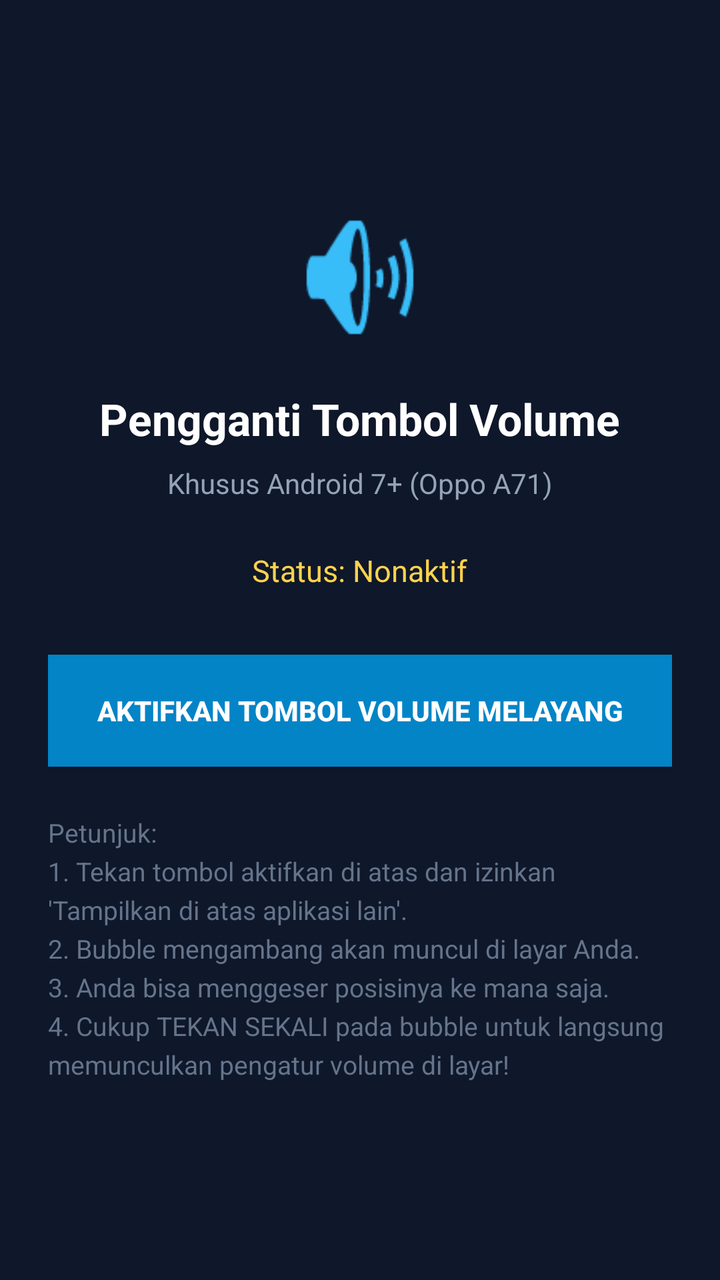
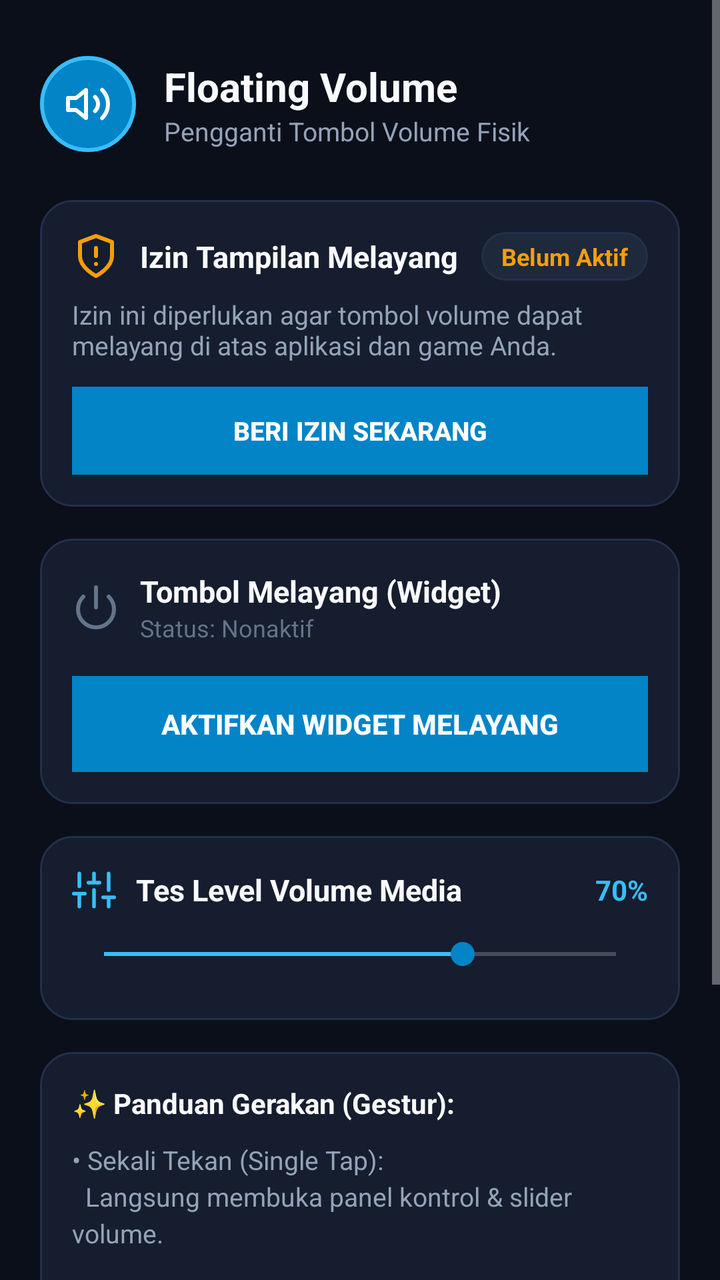

Screens rendered from an Android XML layout before and after an edit, with the pre-edit source and the edit as a unified diff.
<!-- AndroidManifest.xml: application theme Theme.AppCompat.NoActionBar -->
<!-- res/layout/activity_main.xml -->
<?xml version="1.0" encoding="utf-8"?>
<LinearLayout xmlns:android="http://schemas.android.com/apk/res/android"
    android:layout_width="match_parent"
    android:layout_height="match_parent"
    android:orientation="vertical"
    android:gravity="center"
    android:padding="24dp"
    android:background="#0F172A">

    <ImageView
        android:layout_width="80dp"
        android:layout_height="80dp"
        android:src="@android:drawable/ic_lock_silent_mode_off"
        android:tint="#38BDF8"
        android:layout_marginBottom="16dp"
        android:contentDescription="Volume Logo" />

    <TextView
        android:layout_width="wrap_content"
        android:layout_height="wrap_content"
        android:text="Pengganti Tombol Volume"
        android:textColor="#FFFFFF"
        android:textSize="22sp"
        android:textStyle="bold"
        android:layout_marginBottom="8dp" />

    <TextView
        android:layout_width="wrap_content"
        android:layout_height="wrap_content"
        android:text="Khusus Android 7+ (Oppo A71)"
        android:textColor="#94A3B8"
        android:textSize="14sp"
        android:layout_marginBottom="24dp" />

    <TextView
        android:id="@+id/tv_status"
        android:layout_width="wrap_content"
        android:layout_height="wrap_content"
        android:text="Status: Nonaktif"
        android:textColor="#FCD34D"
        android:textSize="15sp"
        android:layout_marginBottom="32dp" />

    <Button
        android:id="@+id/btn_toggle"
        android:layout_width="match_parent"
        android:layout_height="56dp"
        android:text="Aktifkan Tombol Volume Melayang"
        android:textColor="#FFFFFF"
        android:textStyle="bold"
        android:background="#0284C7"
        android:layout_marginBottom="24dp" />

    <TextView
        android:layout_width="match_parent"
        android:layout_height="wrap_content"
        android:text="Petunjuk:\n1. Tekan tombol aktifkan di atas dan izinkan 'Tampilkan di atas aplikasi lain'.\n2. Bubble mengambang akan muncul di layar Anda.\n3. Anda bisa menggeser posisinya ke mana saja.\n4. Cukup TEKAN SEKALI pada bubble untuk langsung memunculkan pengatur volume di layar!"
        android:textColor="#64748B"
        android:textSize="13sp"
        android:lineSpacingExtra="4dp" />

</LinearLayout>
<!-- resources referenced by this layout -->
<resources>

</resources>

<!-- the commit's change to res/layout/activity_main.xml (unified diff, before → after) -->
@@ -1,62 +1,270 @@
 <?xml version="1.0" encoding="utf-8"?>
-<LinearLayout xmlns:android="http://schemas.android.com/apk/res/android"
+<ScrollView xmlns:android="http://schemas.android.com/apk/res/android"
     android:layout_width="match_parent"
     android:layout_height="match_parent"
-    android:orientation="vertical"
-    android:gravity="center"
-    android:padding="24dp"
-    android:background="#0F172A">
-
-    <ImageView
-        android:layout_width="80dp"
-        android:layout_height="80dp"
-        android:src="@android:drawable/ic_lock_silent_mode_off"
-        android:tint="#38BDF8"
-        android:layout_marginBottom="16dp"
-        android:contentDescription="Volume Logo" />
-
-    <TextView
-        android:layout_width="wrap_content"
-        android:layout_height="wrap_content"
-        android:text="Pengganti Tombol Volume"
-        android:textColor="#FFFFFF"
-        android:textSize="22sp"
-        android:textStyle="bold"
-        android:layout_marginBottom="8dp" />
-
-    <TextView
-        android:layout_width="wrap_content"
-        android:layout_height="wrap_content"
-        android:text="Khusus Android 7+ (Oppo A71)"
-        android:textColor="#94A3B8"
-        android:textSize="14sp"
-        android:layout_marginBottom="24dp" />
-
-    <TextView
-        android:id="@+id/tv_status"
-        android:layout_width="wrap_content"
-        android:layout_height="wrap_content"
-        android:text="Status: Nonaktif"
-        android:textColor="#FCD34D"
-        android:textSize="15sp"
-        android:layout_marginBottom="32dp" />
-
-    <Button
-        android:id="@+id/btn_toggle"
-        android:layout_width="match_parent"
-        android:layout_height="56dp"
-        android:text="Aktifkan Tombol Volume Melayang"
-        android:textColor="#FFFFFF"
-        android:textStyle="bold"
-        android:background="#0284C7"
-        android:layout_marginBottom="24dp" />
-
-    <TextView
+    android:background="@color/bg_main"
+    android:fillViewport="true">
+
+    <LinearLayout
         android:layout_width="match_parent"
         android:layout_height="wrap_content"
-        android:text="Petunjuk:\n1. Tekan tombol aktifkan di atas dan izinkan 'Tampilkan di atas aplikasi lain'.\n2. Bubble mengambang akan muncul di layar Anda.\n3. Anda bisa menggeser posisinya ke mana saja.\n4. Cukup TEKAN SEKALI pada bubble untuk langsung memunculkan pengatur volume di layar!"
-        android:textColor="#64748B"
-        android:textSize="13sp"
-        android:lineSpacingExtra="4dp" />
-
-</LinearLayout>
+        android:orientation="vertical"
+        android:padding="20dp">
+
+        
+        <LinearLayout
+            android:layout_width="match_parent"
+            android:layout_height="wrap_content"
+            android:orientation="horizontal"
+            android:gravity="center_vertical"
+            android:layout_marginTop="8dp"
+            android:layout_marginBottom="24dp">
+
+            <FrameLayout
+                android:layout_width="48dp"
+                android:layout_height="48dp"
+                android:background="@drawable/bg_bubble_glass">
+                <ImageView
+                    android:layout_width="24dp"
+                    android:layout_height="24dp"
+                    android:layout_gravity="center"
+                    android:src="@drawable/ic_lucide_volume_2"
+                    android:tint="#FFFFFF"
+                    android:contentDescription="Volume App" />
+            </FrameLayout>
+
+            <LinearLayout
+                android:layout_width="0dp"
+                android:layout_height="wrap_content"
+                android:layout_weight="1"
+                android:layout_marginStart="14dp"
+                android:orientation="vertical">
+
+                <TextView
+                    android:layout_width="wrap_content"
+                    android:layout_height="wrap_content"
+                    android:text="Floating Volume"
+                    android:textColor="@color/text_primary"
+                    android:textSize="20sp"
+                    android:textStyle="bold" />
+
+                <TextView
+                    android:layout_width="wrap_content"
+                    android:layout_height="wrap_content"
+                    android:text="Pengganti Tombol Volume Fisik"
+                    android:textColor="@color/text_secondary"
+                    android:textSize="13sp" />
+            </LinearLayout>
+        </LinearLayout>
+
+        
+        <LinearLayout
+            android:id="@+id/card_permission"
+            android:layout_width="match_parent"
+            android:layout_height="wrap_content"
+            android:background="@drawable/bg_card_surface"
+            android:orientation="vertical"
+            android:padding="16dp"
+            android:layout_marginBottom="16dp">
+
+            <LinearLayout
+                android:layout_width="match_parent"
+                android:layout_height="wrap_content"
+                android:orientation="horizontal"
+                android:gravity="center_vertical">
+
+                <ImageView
+                    android:id="@+id/icon_permission_status"
+                    android:layout_width="24dp"
+                    android:layout_height="24dp"
+                    android:src="@drawable/ic_lucide_shield_alert"
+                    android:contentDescription="Permission Icon" />
+
+                <TextView
+                    android:id="@+id/tv_permission_title"
+                    android:layout_width="0dp"
+                    android:layout_height="wrap_content"
+                    android:layout_weight="1"
+                    android:layout_marginStart="10dp"
+                    android:text="Izin Tampilan Melayang"
+                    android:textColor="@color/text_primary"
+                    android:textSize="15sp"
+                    android:textStyle="bold" />
+
+                <TextView
+                    android:id="@+id/badge_permission_status"
+                    android:layout_width="wrap_content"
+                    android:layout_height="wrap_content"
+                    android:background="@drawable/bg_status_badge"
+                    android:paddingStart="10dp"
+                    android:paddingEnd="10dp"
+                    android:paddingTop="4dp"
+                    android:paddingBottom="4dp"
+                    android:text="Belum Aktif"
+                    android:textColor="@color/warning"
+                    android:textSize="12sp"
+                    android:textStyle="bold" />
+            </LinearLayout>
+
+            <TextView
+                android:layout_width="match_parent"
+                android:layout_height="wrap_content"
+                android:layout_marginTop="8dp"
+                android:layout_marginBottom="12dp"
+                android:text="Izin ini diperlukan agar tombol volume dapat melayang di atas aplikasi dan game Anda."
+                android:textColor="@color/text_secondary"
+                android:textSize="13sp" />
+
+            <Button
+                android:id="@+id/btn_grant_permission"
+                android:layout_width="match_parent"
+                android:layout_height="44dp"
+                android:background="@color/primary"
+                android:text="Beri Izin Sekarang"
+                android:textColor="#FFFFFF"
+                android:textSize="13sp"
+                android:textStyle="bold" />
+        </LinearLayout>
+
+        
+        <LinearLayout
+            android:layout_width="match_parent"
+            android:layout_height="wrap_content"
+            android:background="@drawable/bg_card_surface"
+            android:orientation="vertical"
+            android:padding="16dp"
+            android:layout_marginBottom="16dp">
+
+            <LinearLayout
+                android:layout_width="match_parent"
+                android:layout_height="wrap_content"
+                android:orientation="horizontal"
+                android:gravity="center_vertical">
+
+                <ImageView
+                    android:id="@+id/icon_master_power"
+                    android:layout_width="24dp"
+                    android:layout_height="24dp"
+                    android:src="@drawable/ic_lucide_power"
+                    android:tint="@color/text_muted"
+                    android:contentDescription="Power Icon" />
+
+                <LinearLayout
+                    android:layout_width="0dp"
+                    android:layout_height="wrap_content"
+                    android:layout_weight="1"
+                    android:layout_marginStart="10dp"
+                    android:orientation="vertical">
+
+                    <TextView
+                        android:layout_width="wrap_content"
+                        android:layout_height="wrap_content"
+                        android:text="Tombol Melayang (Widget)"
+                        android:textColor="@color/text_primary"
+                        android:textSize="15sp"
+                        android:textStyle="bold" />
+
+                    <TextView
+                        android:id="@+id/tv_service_status_desc"
+                        android:layout_width="wrap_content"
+                        android:layout_height="wrap_content"
+                        android:text="Status: Nonaktif"
+                        android:textColor="@color/text_muted"
+                        android:textSize="12sp" />
+                </LinearLayout>
+            </LinearLayout>
+
+            <Button
+                android:id="@+id/btn_toggle_service"
+                android:layout_width="match_parent"
+                android:layout_height="48dp"
+                android:layout_marginTop="16dp"
+                android:background="@color/primary"
+                android:text="Aktifkan Widget Melayang"
+                android:textColor="#FFFFFF"
+                android:textSize="14sp"
+                android:textStyle="bold" />
+        </LinearLayout>
+
+        
+        <LinearLayout
+            android:layout_width="match_parent"
+            android:layout_height="wrap_content"
+            android:background="@drawable/bg_card_surface"
+            android:orientation="vertical"
+            android:padding="16dp"
+            android:layout_marginBottom="16dp">
+
+            <LinearLayout
+                android:layout_width="match_parent"
+                android:layout_height="wrap_content"
+                android:orientation="horizontal"
+                android:gravity="center_vertical"
+                android:layout_marginBottom="12dp">
+
+                <ImageView
+                    android:layout_width="22dp"
+                    android:layout_height="22dp"
+                    android:src="@drawable/ic_lucide_sliders"
+                    android:contentDescription="Tester Icon" />
+
+                <TextView
+                    android:layout_width="0dp"
+                    android:layout_height="wrap_content"
+                    android:layout_weight="1"
+                    android:layout_marginStart="10dp"
+                    android:text="Tes Level Volume Media"
+                    android:textColor="@color/text_primary"
+                    android:textSize="15sp"
+                    android:textStyle="bold" />
+
+                <TextView
+                    android:id="@+id/tv_test_volume_percent"
+                    android:layout_width="wrap_content"
+                    android:layout_height="wrap_content"
+                    android:text="70%"
+                    android:textColor="@color/primary_light"
+                    android:textSize="14sp"
+                    android:textStyle="bold" />
+            </LinearLayout>
+
+            <SeekBar
+                android:id="@+id/seekbar_test_volume"
+                android:layout_width="match_parent"
+                android:layout_height="wrap_content"
+                android:max="100"
+                android:progress="70"
+                android:progressTint="@color/primary_light"
+                android:thumbTint="@color/primary"
+                android:layout_marginBottom="8dp" />
+        </LinearLayout>
+
+        
+        <LinearLayout
+            android:layout_width="match_parent"
+            android:layout_height="wrap_content"
+            android:background="@drawable/bg_card_surface"
+            android:orientation="vertical"
+            android:padding="16dp"
+            android:layout_marginBottom="24dp">
+
+            <TextView
+                android:layout_width="wrap_content"
+                android:layout_height="wrap_content"
+                android:text="✨ Panduan Gerakan (Gestur):"
+                android:textColor="@color/text_primary"
+                android:textSize="14sp"
+                android:textStyle="bold"
+                android:layout_marginBottom="10dp" />
+
+            <TextView
+                android:layout_width="match_parent"
+                android:layout_height="wrap_content"
+                android:text="• Sekali Tekan (Single Tap):\n  Langsung membuka panel kontrol &amp; slider volume.\n\n• Geser Bebas (Drag &amp; Snap):\n  Geser ke mana saja, bubble akan otomatis menempel rapi di sisi tepi layar.\n\n• Tahan &amp; Tarik ke 'X' (Hold &amp; Drop to Close):\n  Tarik bubble ke bawah menuju ikon 'X' untuk menutup/menonaktifkan widget seketika."
+                android:textColor="@color/text_secondary"
+                android:textSize="13sp"
+                android:lineSpacingExtra="3dp" />
+        </LinearLayout>
+
+    </LinearLayout>
+</ScrollView>
<!-- resource entries referenced after the edit -->
@@ -1,5 +1,139 @@
 <!-- resources referenced by this layout -->
 <resources>
-
+  <color name="bg_main">#0B0F19</color>
+  <color name="primary">#0284C7</color>
+  <color name="primary_light">#38BDF8</color>
+  <color name="text_muted">#64748B</color>
+  <color name="text_primary">#F8FAFC</color>
+  <color name="text_secondary">#94A3B8</color>
+  <color name="warning">#F59E0B</color>
+  <!-- drawable bg_bubble_glass (drawable) -->
+  <?xml version="1.0" encoding="utf-8"?>
+  <ripple xmlns:android="http://schemas.android.com/apk/res/android"
+      android:color="@color/floating_ripple">
+      <item>
+          <shape android:shape="oval">
+              <solid android:color="@color/primary" />
+              <stroke
+                  android:width="2dp"
+                  android:color="@color/primary_light" />
+          </shape>
+      </item>
+  </ripple>
+  <!-- drawable bg_card_surface (drawable) -->
+  <?xml version="1.0" encoding="utf-8"?>
+  <shape xmlns:android="http://schemas.android.com/apk/res/android"
+      android:shape="rectangle">
+      <solid android:color="@color/surface_card" />
+      <corners android:radius="16dp" />
+      <stroke
+          android:width="1dp"
+          android:color="@color/surface_card_border" />
+  </shape>
+  <!-- drawable bg_status_badge (drawable) -->
+  <?xml version="1.0" encoding="utf-8"?>
+  <shape xmlns:android="http://schemas.android.com/apk/res/android"
+      android:shape="rectangle">
+      <solid android:color="@color/surface_card_hover" />
+      <corners android:radius="20dp" />
+      <stroke
+          android:width="1dp"
+          android:color="@color/surface_card_border" />
+  </shape>
+  <!-- drawable ic_lucide_power (drawable) -->
+  <vector xmlns:android="http://schemas.android.com/apk/res/android"
+      android:width="24dp"
+      android:height="24dp"
+      android:viewportWidth="24"
+      android:viewportHeight="24">
+      <path
+          android:fillColor="#00000000"
+          android:strokeColor="#FFFFFF"
+          android:strokeWidth="2"
+          android:strokeLineCap="round"
+          android:strokeLineJoin="round"
+          android:pathData="M18.36,6.64 A9,9 0 1,1 5.64,6.64" />
+      <path
+          android:fillColor="#00000000"
+          android:strokeColor="#FFFFFF"
+          android:strokeWidth="2"
+          android:strokeLineCap="round"
+          android:strokeLineJoin="round"
+          android:pathData="M12,2 v10" />
+  </vector>
+  <!-- drawable ic_lucide_shield_alert (drawable) -->
+  <vector xmlns:android="http://schemas.android.com/apk/res/android"
+      android:width="24dp"
+      android:height="24dp"
+      android:viewportWidth="24"
+      android:viewportHeight="24">
+      <path
+          android:fillColor="#00000000"
+          android:strokeColor="#F59E0B"
+          android:strokeWidth="2"
+          android:strokeLineCap="round"
+          android:strokeLineJoin="round"
+          android:pathData="M12,22 s8,-4 8,-10 V5 l-8,-3 -8,3 v7 c0,6 8,10 8,10 z" />
+      <path
+          android:fillColor="#00000000"
+          android:strokeColor="#F59E0B"
+          android:strokeWidth="2"
+          android:strokeLineCap="round"
+          android:strokeLineJoin="round"
+          android:pathData="M12,8 v4" />
+      <path
+          android:fillColor="#00000000"
+          android:strokeColor="#F59E0B"
+          android:strokeWidth="2"
+          android:strokeLineCap="round"
+          android:strokeLineJoin="round"
+          android:pathData="M12,16 h0.01" />
+  </vector>
+  <!-- drawable ic_lucide_sliders (drawable) -->
+  <vector xmlns:android="http://schemas.android.com/apk/res/android"
+      android:width="24dp"
+      android:height="24dp"
+      android:viewportWidth="24"
+      android:viewportHeight="24">
+      <path
+          android:fillColor="#00000000"
+          android:strokeColor="#38BDF8"
+          android:strokeWidth="2"
+          android:strokeLineCap="round"
+          android:strokeLineJoin="round"
+          android:pathData="M4,21 v-7 M4,10 V3 M12,21 v-9 M12,8 V3 M20,21 v-5 M20,12 V3 M1,14 h6 M9,8 h6 M17,16 h6" />
+  </vector>
+  <!-- drawable ic_lucide_volume_2 (drawable) -->
+  <vector xmlns:android="http://schemas.android.com/apk/res/android"
+      android:width="24dp"
+      android:height="24dp"
+      android:viewportWidth="24"
+      android:viewportHeight="24">
+      <path
+          android:fillColor="#00000000"
+          android:strokeColor="#FFFFFF"
+          android:strokeWidth="2"
+          android:strokeLineCap="round"
+          android:strokeLineJoin="round"
+          android:pathData="M11,5 L6,9 H2 v6 h4 l5,4 V5 z" />
+      <path
+          android:fillColor="#00000000"
+          android:strokeColor="#FFFFFF"
+          android:strokeWidth="2"
+          android:strokeLineCap="round"
+          android:strokeLineJoin="round"
+          android:pathData="M15.54,8.46 a5,5 0 0,1 0,7.07" />
+      <path
+          android:fillColor="#00000000"
+          android:strokeColor="#FFFFFF"
+          android:strokeWidth="2"
+          android:strokeLineCap="round"
+          android:strokeLineJoin="round"
+          android:pathData="M19.07,4.93 a10,10 0 0,1 0,14.14" />
+  </vector>
+  <color name="floating_ripple">#3338BDF8</color>
+  <color name="surface_card">#151D2E</color>
+  <color name="surface_card_border">#23304B</color>
+  <color name="surface_card_hover">#1E293B</color>
 </resources>
 
